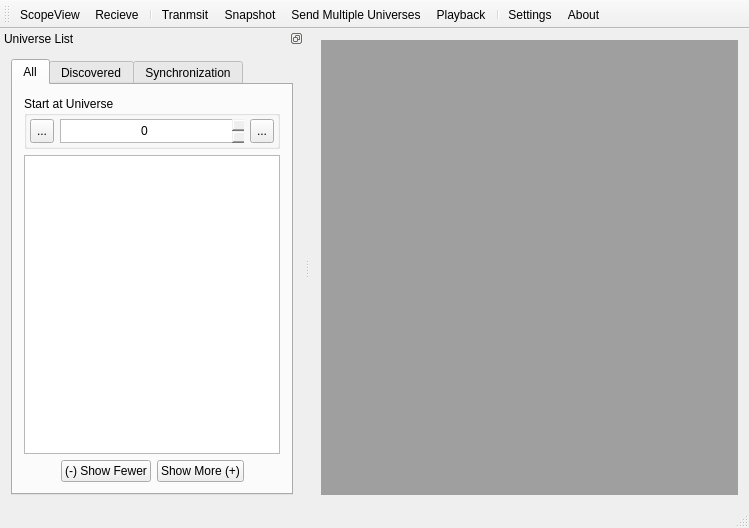
First picture: the form in ui/mdimainwindow.ui, repository docsteer/sacnview, before the edit.
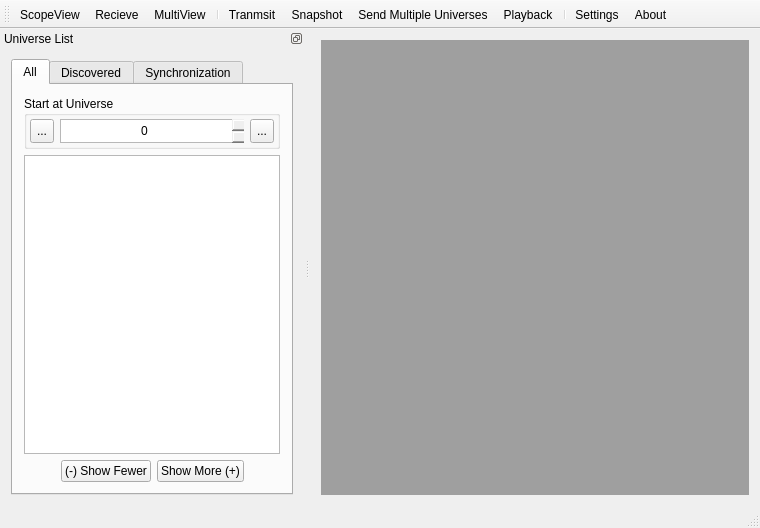
Second picture: the form after the edit. Icons and pictures are not drawn.

The edit to the form file:
```diff
--- a/ui/mdimainwindow.ui
+++ b/ui/mdimainwindow.ui
@@ -6,7 +6,7 @@
    <rect>
     <x>0</x>
     <y>0</y>
-    <width>749</width>
+    <width>760</width>
     <height>528</height>
    </rect>
   </property>
@@ -83,6 +83,7 @@
    </attribute>
    <addaction name="actionScopeView"/>
    <addaction name="actionRecieve"/>
+   <addaction name="actionMultiView"/>
    <addaction name="separator"/>
    <addaction name="actionTranmsit"/>
    <addaction name="actionSnapshot"/>
@@ -463,6 +464,14 @@
     <string>&lt;html&gt;&lt;head/&gt;&lt;body&gt;&lt;p&gt;Playback data captured with Wireshark (or other tools that produce a PCAP file format). sACN Data will be played back with the same timing as when it was captured, allowing precise recreation of fades.&lt;/p&gt;&lt;/body&gt;&lt;/html&gt;</string>
    </property>
   </action>
+  <action name="actionMultiView">
+   <property name="text">
+    <string>MultiView</string>
+   </property>
+   <property name="toolTip">
+    <string>View Multiple Universes of received sACN</string>
+   </property>
+  </action>
  </widget>
  <layoutdefault spacing="6" margin="11"/>
  <resources>
```
